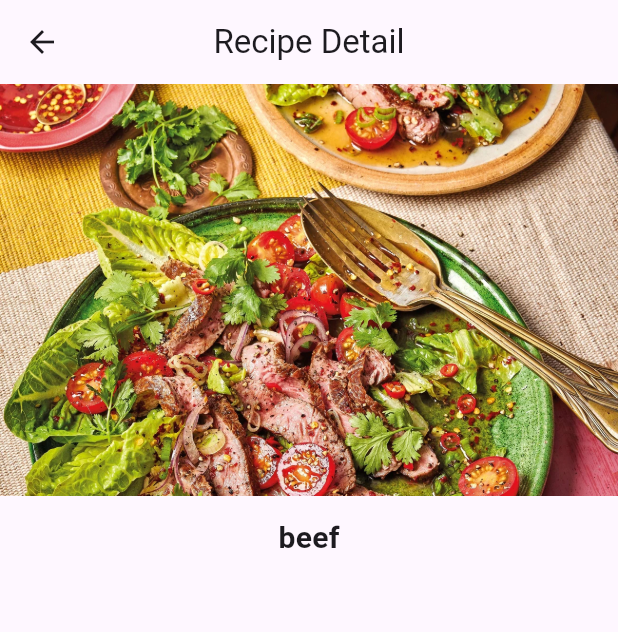
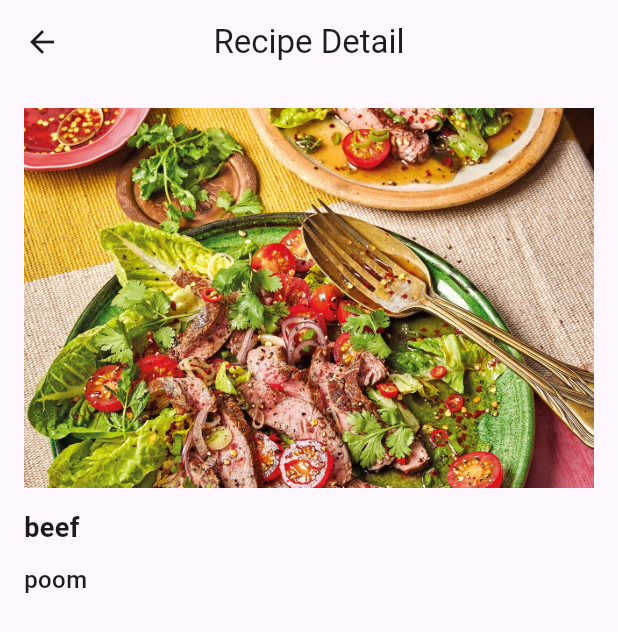
Before and after one commit to Pongpawee123/Flutter, a Flutter app: the screen it shows after launch, after a tap on "beef", on a phone screen of 412 x 824 dp. Shown: the top 632 px of the screen. Run offline on Flutter 3.47's test engine with Material 3 defaults, Android fonts, the phone set to English and light mode, and no system bars; Roboto replaces fonts that are missing (Palatino).

Commit message:
initial project

```diff
--- a/recipes/recipes/lib/Model/recipe.dart
+++ b/recipes/recipes/lib/Model/recipe.dart
@@ -1,14 +1,15 @@
 class Recipe {
   String imgLabel;
   String imageUrl;
+  String description;
 
-  Recipe(this.imageUrl, this.imgLabel);
+  Recipe(this.imageUrl, this.imgLabel,this.description);
 
 static List<Recipe> samples = [
-  Recipe('assets/image/beef.webp','beef'),
-  Recipe('assets/image/green-curry.webp','green-curry'),
-  Recipe('assets/image/mama-vegetable.webp','mama-vegetable'),
-  Recipe('assets/image/padthai-prawn.webp','padthai-prawn'),
-  Recipe('assets/image/Turkey-Larb.webp','Turkey-Larb'),
+  Recipe('assets/image/beef.webp','beef','poom'),
+  Recipe('assets/image/green-curry.webp','green-curry','poom'),
+  Recipe('assets/image/mama-vegetable.webp','mama-vegetable','poom'),
+  Recipe('assets/image/padthai-prawn.webp','padthai-prawn','poom'),
+  Recipe('assets/image/Turkey-Larb.webp','Turkey-Larb','poom'),
   ];
 }
--- a/recipes/recipes/lib/recipe_detail.dart
+++ b/recipes/recipes/lib/recipe_detail.dart
@@ -10,16 +10,29 @@ class RecipeDetail extends StatelessWidget {
   Widget build(BuildContext context) {
     return Scaffold(
       appBar: AppBar(title: const Text('Recipe Detail')),
-      body: Center(
+      body: Padding(
+        padding: const EdgeInsets.all(16.0),
         child: Column(
+          crossAxisAlignment: CrossAxisAlignment.start,
           children: <Widget>[
             Image(image: AssetImage(recipe.imageUrl)),
             const SizedBox(height: 14.0),
+
             Text(
               recipe.imgLabel,
               style: const TextStyle(
-                fontSize: 20.0,
+                fontSize: 18.0,
                 fontWeight: FontWeight.w700,
+                fontFamily: 'Palatino',
+              ),
+            ),
+
+            const SizedBox(height: 10.0),
+            Text(
+              recipe.description,
+              style: const TextStyle(
+                fontSize: 16.0,
+                fontWeight: FontWeight.w500,
                 fontFamily: 'Palatino',
               ),
             ),
```
